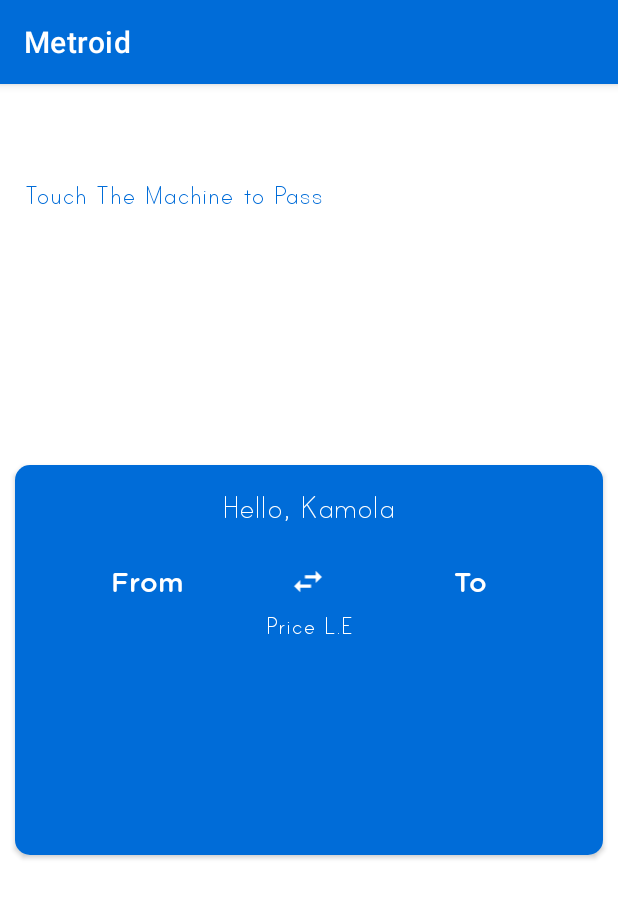
After one commit to kamelelrefaie/Metroid, an Android app: the NfcPageActivity screen opened directly, with no data from a screen before it, on a phone screen of 412 x 824 dp. The commit adds this screen. Shown: the top 898 px of the screen. Run offline under Robolectric (Android 15) with nearby library versions, the phone set to English and light mode, and no system bars.

Commit message:
working with NFC

```diff
--- /dev/null
+++ b/app/src/main/java/com/example/metroid/ui/view/main_Cycle/NfcPageActivity.kt
@@ -0,0 +1,105 @@
+package com.example.metroid.ui.view.main_Cycle
+
+import android.app.PendingIntent
+import android.content.Intent
+import android.nfc.NdefMessage
+import android.nfc.NfcAdapter
+import android.os.Bundle
+import android.view.LayoutInflater
+import android.view.View
+import android.widget.TextView
+import androidx.appcompat.app.AppCompatActivity
+import androidx.navigation.findNavController
+import com.example.metroid.R
+import com.example.metroid.databinding.ActivityHomeBinding
+import com.example.metroid.databinding.ActivityNfcPageBinding
+import com.example.metroid.utils.parser.NdefMessageParser
+
+class NfcPageActivity : AppCompatActivity() {
+    private var counter = 2;
+    private lateinit var activityNfcPageBinding: ActivityNfcPageBinding
+    private var mNfcAdapter: NfcAdapter? = null
+    private var mPendingIntent: PendingIntent? = null
+
+
+    override fun onCreate(savedInstanceState: Bundle?) {
+        super.onCreate(savedInstanceState)
+        activityNfcPageBinding = ActivityNfcPageBinding.inflate(layoutInflater)
+        setContentView(activityNfcPageBinding.root)
+        mNfcAdapter = NfcAdapter.getDefaultAdapter(this)
+
+        if (checkNFCEnable()) {
+            mPendingIntent = PendingIntent.getActivity(
+                this, 0,
+                Intent(this, this.javaClass)
+                    .addFlags(Intent.FLAG_ACTIVITY_SINGLE_TOP), 0
+            )
+        } else {
+            activityNfcPageBinding.tvFrom.text = getString(R.string.tv_noNfc)
+        }
+
+    }
+
+
+    override fun onResume() {
+        super.onResume()
+        mNfcAdapter?.enableForegroundDispatch(this, mPendingIntent, null, null)
+    }
+
+
+    override fun onPause() {
+        super.onPause()
+        mNfcAdapter?.disableForegroundDispatch(this)
+    }
+
+
+    override fun onNewIntent(intent: Intent) {
+        super.onNewIntent(intent)
+        if (NfcAdapter.ACTION_NDEF_DISCOVERED == intent.action) {
+            intent.getParcelableArrayExtra(NfcAdapter.EXTRA_NDEF_MESSAGES)?.also { rawMessages ->
+                val messages: List<NdefMessage> = rawMessages.map { it as NdefMessage }
+                // Process the messages array.
+                parserNDEFMessage(messages)
+            }
+        }
+    }
+
+    private fun parserNDEFMessage(messages: List<NdefMessage>) {
+        val builder = StringBuilder()
+        val records = NdefMessageParser.parse(messages[0])
+        val size = records.size
+
+        for (i in 0 until size) {
+            val record = records.get(i)
+            val str = record.str()
+            builder.append(str).append("\n")
+        }
+        if (counter == 2) {
+            activityNfcPageBinding.tvWelcome.setText("Touch the machine to exit")
+            activityNfcPageBinding.ll.visibility = View.VISIBLE
+            activityNfcPageBinding.tvFrom.text = builder.toString()
+            counter--
+        } else if (counter == 1) {
+
+            activityNfcPageBinding.tvWelcome.setText("Return To MainMenu")
+
+            activityNfcPageBinding.tvTo.text = builder.toString()
+
+            activityNfcPageBinding.tvPriceEditable.visibility = View.VISIBLE
+            activityNfcPageBinding.tvPriceEditable.setText("5 L.E")
+        }
+
+    }
+
+
+    private fun checkNFCEnable(): Boolean {
+        return if (mNfcAdapter == null) {
+            activityNfcPageBinding.tvFrom.text = getString(R.string.tv_noNfc)
+            false
+        } else {
+            mNfcAdapter!!.isEnabled
+        }
+    }
+
+
+}
--- /dev/null
+++ b/app/src/main/res/layout/activity_nfc_page.xml
@@ -0,0 +1,167 @@
+<?xml version="1.0" encoding="utf-8"?>
+<androidx.constraintlayout.widget.ConstraintLayout xmlns:android="http://schemas.android.com/apk/res/android"
+    xmlns:app="http://schemas.android.com/apk/res-auto"
+    xmlns:tools="http://schemas.android.com/tools"
+    android:layout_width="match_parent"
+    android:layout_height="match_parent"
+    tools:context=".ui.view.main_Cycle.NfcPageActivity">
+
+    <androidx.cardview.widget.CardView
+        android:layout_width="match_parent"
+        android:layout_height="wrap_content"
+        app:layout_constraintBottom_toBottomOf="parent"
+        app:layout_constraintEnd_toEndOf="parent"
+        app:layout_constraintStart_toStartOf="parent"
+        app:cardCornerRadius="10dp"
+        android:layout_margin="10dp"
+        android:elevation="10dp"
+        app:layout_constraintTop_toTopOf="parent">
+
+    <RelativeLayout
+        android:layout_width="match_parent"
+        android:layout_height="wrap_content"
+        >
+
+        <ImageView
+            android:layout_width="match_parent"
+            android:layout_height="260dp"
+            android:background="@color/primaryColor"
+            android:scaleType="centerCrop" />
+
+        <TextView
+            android:id="@+id/tvUserName"
+            android:layout_width="match_parent"
+            android:layout_height="wrap_content"
+            android:layout_alignParentTop="true"
+            android:layout_centerHorizontal="true"
+            android:layout_marginTop="16dp"
+            android:fontFamily="@font/print_clearly"
+            android:text="Hello, Kamola"
+            android:textAlignment="center"
+            android:textColor="#FFFFFF"
+            android:textSize="24sp" />
+
+        <LinearLayout
+            android:id="@+id/linearLayout"
+            android:layout_width="match_parent"
+            android:layout_height="wrap_content"
+            android:layout_below="@+id/tvUserName"
+            android:layout_marginTop="24dp"
+            android:orientation="horizontal"
+            android:weightSum="100">
+
+            <TextView
+                android:layout_width="0dp"
+                android:layout_height="match_parent"
+                android:layout_weight="45"
+                android:fontFamily="@font/gotham"
+                android:text="From"
+                android:textAlignment="center"
+                android:textColor="#FFFFFF"
+                android:textSize="18sp" />
+
+
+            <ImageView
+                android:layout_width="0dp"
+                android:layout_height="match_parent"
+                android:layout_gravity="center"
+                android:layout_weight="10"
+                android:src="@drawable/ic_swap_horiz_white" />
+
+            <TextView
+                android:layout_width="0dp"
+                android:layout_height="match_parent"
+                android:layout_weight="45"
+                android:fontFamily="@font/gotham"
+                android:text="To"
+                android:textAlignment="center"
+                android:textColor="#FFFFFF"
+                android:textSize="18sp" />
+
+        </LinearLayout>
+
+        <LinearLayout
+            android:id="@+id/ll"
+            android:visibility="gone"
+            android:layout_width="match_parent"
+            android:layout_height="wrap_content"
+            android:layout_below="@+id/linearLayout"
+            android:layout_marginTop="24dp"
+            android:orientation="horizontal"
+            android:weightSum="100">
+
+            <TextView
+                android:id="@+id/tvFrom"
+                android:layout_width="0dp"
+                android:layout_height="match_parent"
+                android:layout_weight="45"
+                android:fontFamily="@font/gotham"
+                android:text="From"
+                android:textAlignment="center"
+                android:textColor="#FFFFFF"
+                android:textSize="18sp" />
+
+
+            <ImageView
+                android:layout_width="0dp"
+                android:layout_height="match_parent"
+                android:layout_gravity="center"
+                android:layout_weight="10"
+                android:src="@drawable/ic_swap_horiz_white" />
+
+            <TextView
+                android:id="@+id/tvTo"
+                android:layout_width="0dp"
+                android:layout_height="match_parent"
+                android:layout_weight="45"
+                android:fontFamily="@font/gotham"
+                android:text="To"
+                android:textAlignment="center"
+                android:textColor="#FFFFFF"
+                android:textSize="18sp" />
+
+        </LinearLayout>
+
+        <TextView
+            android:id="@+id/tvPrice"
+            android:layout_width="match_parent"
+            android:layout_height="wrap_content"
+            android:layout_below="@+id/ll"
+            android:layout_marginTop="8dp"
+            android:fontFamily="@font/print_clearly"
+            android:text="Price L.E"
+            android:textAlignment="center"
+            android:textColor="#FFFFFF"
+            android:textSize="18sp" />
+
+        <TextView
+            android:id="@+id/tvPriceEditable"
+            android:layout_width="match_parent"
+            android:layout_height="wrap_content"
+            android:layout_below="@+id/tvPrice"
+            android:layout_marginTop="8dp"
+            android:fontFamily="@font/print_clearly"
+            android:text="20"
+            android:visibility="gone"
+            android:textAlignment="center"
+            android:textColor="#FFFFFF"
+            android:textSize="20sp" />
+
+    </RelativeLayout>
+    </androidx.cardview.widget.CardView>
+
+    <TextView
+        android:id="@+id/tvWelcome"
+        android:layout_width="wrap_content"
+        android:layout_height="wrap_content"
+        android:layout_marginTop="64dp"
+        android:text="Touch The Machine to Pass"
+        android:textSize="20sp"
+        android:textColor="@color/primaryColor"
+        android:fontFamily="@font/print_clearly"
+        app:layout_constraintEnd_toEndOf="parent"
+        app:layout_constraintHorizontal_bias="0.079"
+        app:layout_constraintStart_toStartOf="parent"
+        app:layout_constraintTop_toTopOf="parent" />
+
+</androidx.constraintlayout.widget.ConstraintLayout>
--- a/app/src/main/res/values/strings.xml
+++ b/app/src/main/res/values/strings.xml
@@ -13,4 +13,6 @@
     <string name="google_icon">Google Icon</string>
     <string name="facebook_icon">facebook_icon</string>
     <string name="confirm_password">Confirm Password</string>
+    <string name="tv_noNfc">There is no nfc can be used</string>
+
 </resources>
```
Also changed, not shown: app/src/main/AndroidManifest.xml (+15 -0 lines), app/src/main/java/com/example/metroid/utils/parser/NdefMessageParser.kt (added, +34 -0 lines), app/src/main/java/com/example/metroid/utils/parser/ParsedNdefRecord.kt (added, +9 -0 lines), app/src/main/java/com/example/metroid/utils/parser/TextRecord.java (added, +79 -0 lines), app/src/main/java/com/example/metroid/utils/utils.java (added, +26 -0 lines).
